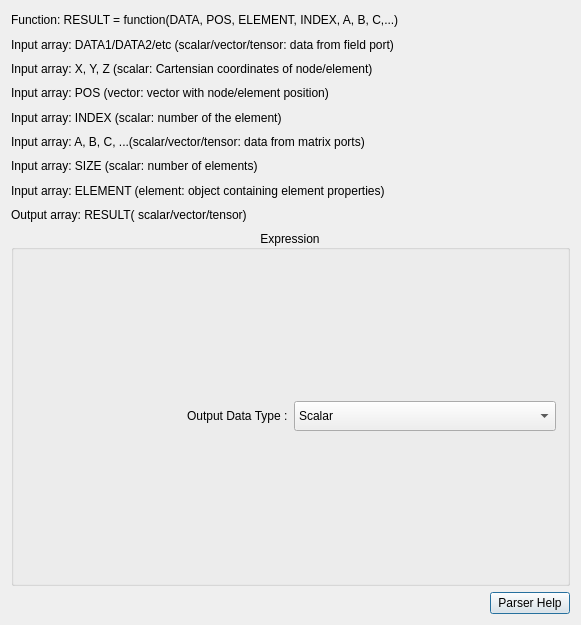
Above: src/Interface/Modules/Fields/CalculateFieldDataMetric.ui from SCIInstitute/SCIRun before the change. Below: the same form after it.
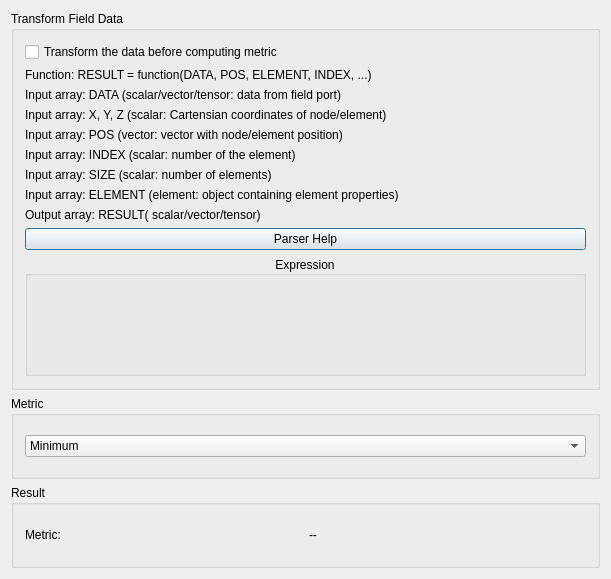
That is the form after the change.

```diff
--- a/src/Interface/Modules/Fields/CalculateFieldDataMetric.ui
+++ b/src/Interface/Modules/Fields/CalculateFieldDataMetric.ui
@@ -6,218 +6,200 @@
    <rect>
     <x>0</x>
     <y>0</y>
-    <width>581</width>
-    <height>625</height>
+    <width>611</width>
+    <height>579</height>
    </rect>
   </property>
   <property name="minimumSize">
    <size>
-    <width>581</width>
-    <height>625</height>
+    <width>611</width>
+    <height>579</height>
    </size>
   </property>
   <property name="windowTitle">
    <string>CalculateFieldDataMetric</string>
   </property>
   <layout class="QGridLayout" name="gridLayout">
-   <item row="13" column="0">
-    <widget class="QLabel" name="label_9">
-     <property name="text">
-      <string>Output array: RESULT( scalar/vector/tensor)</string>
-     </property>
-    </widget>
-   </item>
-   <item row="15" column="0">
-    <layout class="QHBoxLayout" name="horizontalLayout_2">
-     <item>
-      <spacer name="horizontalSpacer">
-       <property name="orientation">
-        <enum>Qt::Horizontal</enum>
-       </property>
-       <property name="sizeHint" stdset="0">
-        <size>
-         <width>40</width>
-         <height>20</height>
-        </size>
-       </property>
-      </spacer>
-     </item>
-     <item>
-      <widget class="QPushButton" name="parserHelpButton_">
-       <property name="enabled">
-        <bool>true</bool>
-       </property>
-       <property name="text">
-        <string>Parser Help</string>
-       </property>
-      </widget>
-     </item>
-    </layout>
-   </item>
-   <item row="1" column="0">
-    <widget class="QLabel" name="function_result">
-     <property name="enabled">
-      <bool>true</bool>
-     </property>
-     <property name="text">
-      <string>Function: RESULT = function(DATA, POS, ELEMENT, INDEX, A, B, C,...)</string>
-     </property>
-    </widget>
-   </item>
-   <item row="14" column="0">
-    <widget class="QGroupBox" name="expressionGroupBox_">
-     <property name="minimumSize">
-      <size>
-       <width>557</width>
-       <height>356</height>
-      </size>
-     </property>
+   <item row="6" column="0">
+    <widget class="QGroupBox" name="groupBox_3">
      <property name="title">
-      <string>Expression</string>
+      <string>Result</string>
      </property>
-     <property name="alignment">
-      <set>Qt::AlignCenter</set>
-     </property>
-     <layout class="QVBoxLayout" name="verticalLayout">
+     <layout class="QHBoxLayout" name="horizontalLayout_4">
       <item>
-       <layout class="QHBoxLayout" name="horizontalLayout">
-        <item alignment="Qt::AlignRight">
-         <widget class="QLabel" name="label">
-          <property name="text">
-           <string>Output Data Type :</string>
-          </property>
-         </widget>
-        </item>
-        <item>
-         <widget class="QComboBox" name="outputTypeComboBox_">
-          <property name="minimumSize">
-           <size>
-            <width>0</width>
-            <height>30</height>
-           </size>
-          </property>
-          <property name="maxVisibleItems">
-           <number>12</number>
-          </property>
-          <item>
-           <property name="text">
-            <string>Scalar</string>
-           </property>
-          </item>
-          <item>
-           <property name="text">
-            <string>Vector</string>
-           </property>
-          </item>
-          <item>
-           <property name="text">
-            <string>Tensor</string>
-           </property>
-          </item>
-          <item>
-           <property name="text">
-            <string>Same as Input</string>
-           </property>
-          </item>
-          <item>
-           <property name="text">
-            <string>char</string>
-           </property>
-          </item>
-          <item>
-           <property name="text">
-            <string>unsigned char</string>
-           </property>
-          </item>
-          <item>
-           <property name="text">
-            <string>short</string>
-           </property>
-          </item>
-          <item>
-           <property name="text">
-            <string>unsigned short</string>
-           </property>
-          </item>
-          <item>
-           <property name="text">
-            <string>int</string>
-           </property>
-          </item>
-          <item>
-           <property name="text">
-            <string>unsigned int</string>
-           </property>
-          </item>
-          <item>
-           <property name="text">
-            <string>float</string>
-           </property>
-          </item>
-          <item>
-           <property name="text">
-            <string>double</string>
-           </property>
-          </item>
-          <item>
-           <property name="text">
-            <string>complex</string>
-           </property>
-          </item>
-         </widget>
-        </item>
-       </layout>
+       <widget class="QLabel" name="label">
+        <property name="text">
+         <string>Metric:</string>
+        </property>
+       </widget>
       </item>
+      <item>
+       <widget class="QLabel" name="outputMetricLabel_">
+        <property name="text">
+         <string>--</string>
+        </property>
+       </widget>
+      </item>
      </layout>
     </widget>
    </item>
-   <item row="11" column="0">
-    <widget class="QLabel" name="label_7">
-     <property name="text">
-      <string>Input array: SIZE (scalar: number of elements)</string>
+   <item row="0" column="0">
+    <widget class="QGroupBox" name="groupBox">
+     <property name="title">
+      <string>Transform Field Data</string>
      </property>
-    </widget>
-   </item>
-   <item row="12" column="0">
-    <widget class="QLabel" name="label_8">
-     <property name="text">
-      <string>Input array: ELEMENT (element: object containing element properties)</string>
-     </property>
-    </widget>
-   </item>
-   <item row="4" column="0">
-    <widget class="QLabel" name="label_4">
-     <property name="text">
-      <string>Input array: POS (vector: vector with node/element position)</string>
-     </property>
-    </widget>
-   </item>
-   <item row="3" column="0">
-    <widget class="QLabel" name="label_3">
-     <property name="text">
-      <string>Input array: X, Y, Z (scalar: Cartensian coordinates of node/element)</string>
-     </property>
+     <layout class="QVBoxLayout" name="verticalLayout_2">
+      <item>
+       <widget class="QCheckBox" name="checkBox">
+        <property name="text">
+         <string>Transform the data before computing metric</string>
+        </property>
+       </widget>
+      </item>
+      <item>
+       <widget class="QLabel" name="function_result">
+        <property name="enabled">
+         <bool>true</bool>
+        </property>
+        <property name="text">
+         <string>Function: RESULT = function(DATA, POS, ELEMENT, INDEX, ...)</string>
+        </property>
+       </widget>
+      </item>
+      <item>
+       <widget class="QLabel" name="label_2">
+        <property name="text">
+         <string>Input array: DATA (scalar/vector/tensor: data from field port)</string>
+        </property>
+       </widget>
+      </item>
+      <item>
+       <widget class="QLabel" name="label_3">
+        <property name="text">
+         <string>Input array: X, Y, Z (scalar: Cartensian coordinates of node/element)</string>
+        </property>
+       </widget>
+      </item>
+      <item>
+       <widget class="QLabel" name="label_4">
+        <property name="text">
+         <string>Input array: POS (vector: vector with node/element position)</string>
+        </property>
+       </widget>
+      </item>
+      <item>
+       <widget class="QLabel" name="label_6">
+        <property name="text">
+         <string>Input array: INDEX (scalar: number of the element)</string>
+        </property>
+       </widget>
+      </item>
+      <item>
+       <widget class="QLabel" name="label_7">
+        <property name="text">
+         <string>Input array: SIZE (scalar: number of elements)</string>
+        </property>
+       </widget>
+      </item>
+      <item>
+       <widget class="QLabel" name="label_8">
+        <property name="text">
+         <string>Input array: ELEMENT (element: object containing element properties)</string>
+        </property>
+       </widget>
+      </item>
+      <item>
+       <widget class="QLabel" name="label_9">
+        <property name="text">
+         <string>Output array: RESULT( scalar/vector/tensor)</string>
+        </property>
+       </widget>
+      </item>
+      <item>
+       <widget class="QPushButton" name="parserHelpButton_">
+        <property name="enabled">
+         <bool>true</bool>
+        </property>
+        <property name="text">
+         <string>Parser Help</string>
+        </property>
+       </widget>
+      </item>
+      <item>
+       <widget class="QGroupBox" name="expressionGroupBox_">
+        <property name="minimumSize">
+         <size>
+          <width>557</width>
+          <height>120</height>
+         </size>
+        </property>
+        <property name="title">
+         <string>Expression</string>
+        </property>
+        <property name="alignment">
+         <set>Qt::AlignCenter</set>
+        </property>
+        <layout class="QVBoxLayout" name="verticalLayout">
+         <item>
+          <layout class="QHBoxLayout" name="horizontalLayout"/>
+         </item>
+        </layout>
+       </widget>
+      </item>
+     </layout>
     </widget>
    </item>
    <item row="2" column="0">
-    <widget class="QLabel" name="label_2">
-     <property name="text">
-      <string>Input array: DATA1/DATA2/etc (scalar/vector/tensor: data from field port)</string>
+    <widget class="QGroupBox" name="groupBox_2">
+     <property name="title">
+      <string>Metric</string>
      </property>
-    </widget>
-   </item>
-   <item row="8" column="0">
-    <widget class="QLabel" name="label_6">
-     <property name="text">
-      <string>Input array: INDEX (scalar: number of the element)</string>
-     </property>
-    </widget>
-   </item>
-   <item row="10" column="0">
-    <widget class="QLabel" name="label_5">
-     <property name="text">
-      <string>Input array: A, B, C, ...(scalar/vector/tensor: data from matrix ports)</string>
-     </property>
+     <layout class="QHBoxLayout" name="horizontalLayout_3">
+      <item>
+       <widget class="QComboBox" name="metricComboBox_">
+        <item>
+         <property name="text">
+          <string>Minimum</string>
+         </property>
+        </item>
+        <item>
+         <property name="text">
+          <string>Maximum</string>
+         </property>
+        </item>
+        <item>
+         <property name="text">
+          <string>Median</string>
+         </property>
+        </item>
+        <item>
+         <property name="text">
+          <string>Value-mean</string>
+         </property>
+        </item>
+        <item>
+         <property name="text">
+          <string>Geometry-mean</string>
+         </property>
+        </item>
+        <item>
+         <property name="text">
+          <string>Sum</string>
+         </property>
+        </item>
+        <item>
+         <property name="text">
+          <string>Integral</string>
+         </property>
+        </item>
+        <item>
+         <property name="text">
+          <string>Volthreshold</string>
+         </property>
+        </item>
+       </widget>
+      </item>
+     </layout>
     </widget>
    </item>
   </layout>
```
